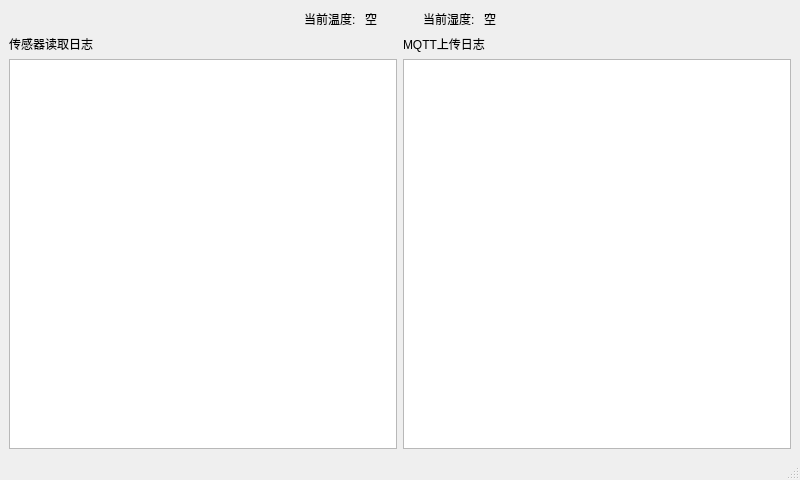
JinJieBeWater/iams, file src/forms/mainWindows/mqttTest.ui: the form before one commit.
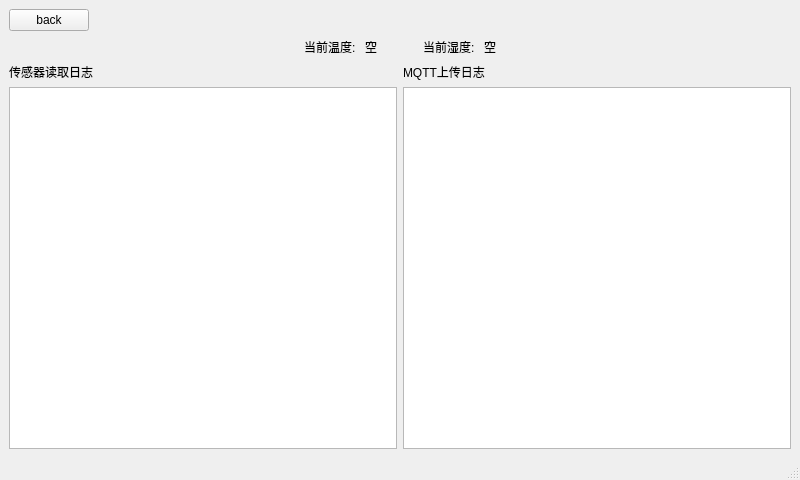
The form after the commit.

```diff
--- a/src/forms/mainWindows/mqttTest.ui
+++ b/src/forms/mainWindows/mqttTest.ui
@@ -15,7 +15,9 @@
   </property>
   <widget class="QWidget" name="centralwidget">
    <layout class="QGridLayout" name="gridLayout">
-    <item row="1" column="0">
+    <item row="2" column="0">
+     <layout class="QHBoxLayout" name="horizontalLayout_2">
+      <item>
      <layout class="QVBoxLayout" name="verticalLayout">
       <item>
        <widget class="QLabel" name="sensorLabel">
@@ -29,7 +31,7 @@
       </item>
      </layout>
     </item>
-    <item row="1" column="1">
+      <item>
      <layout class="QVBoxLayout" name="verticalLayout_2">
       <item>
        <widget class="QLabel" name="mqttLabel">
@@ -43,7 +45,9 @@
       </item>
      </layout>
     </item>
-    <item row="0" column="0" colspan="2">
+     </layout>
+    </item>
+    <item row="1" column="0">
      <layout class="QHBoxLayout" name="horizontalLayout">
       <item>
        <spacer name="horizontalSpacer_3">
@@ -129,6 +133,36 @@
       </item>
      </layout>
     </item>
+    <item row="0" column="0">
+     <layout class="QHBoxLayout" name="horizontalLayout_3">
+      <item>
+       <widget class="QPushButton" name="backButton">
+        <property name="sizePolicy">
+         <sizepolicy hsizetype="Maximum" vsizetype="Minimum">
+          <horstretch>0</horstretch>
+          <verstretch>0</verstretch>
+         </sizepolicy>
+        </property>
+        <property name="text">
+         <string>back</string>
+        </property>
+       </widget>
+      </item>
+      <item>
+       <spacer name="horizontalSpacer_5">
+        <property name="orientation">
+         <enum>Qt::Horizontal</enum>
+        </property>
+        <property name="sizeHint" stdset="0">
+         <size>
+          <width>40</width>
+          <height>20</height>
+         </size>
+        </property>
+       </spacer>
+      </item>
+     </layout>
+    </item>
    </layout>
   </widget>
   <widget class="QMenuBar" name="menubar">
```
Lines whose indentation alone changed are shown as unchanged.
